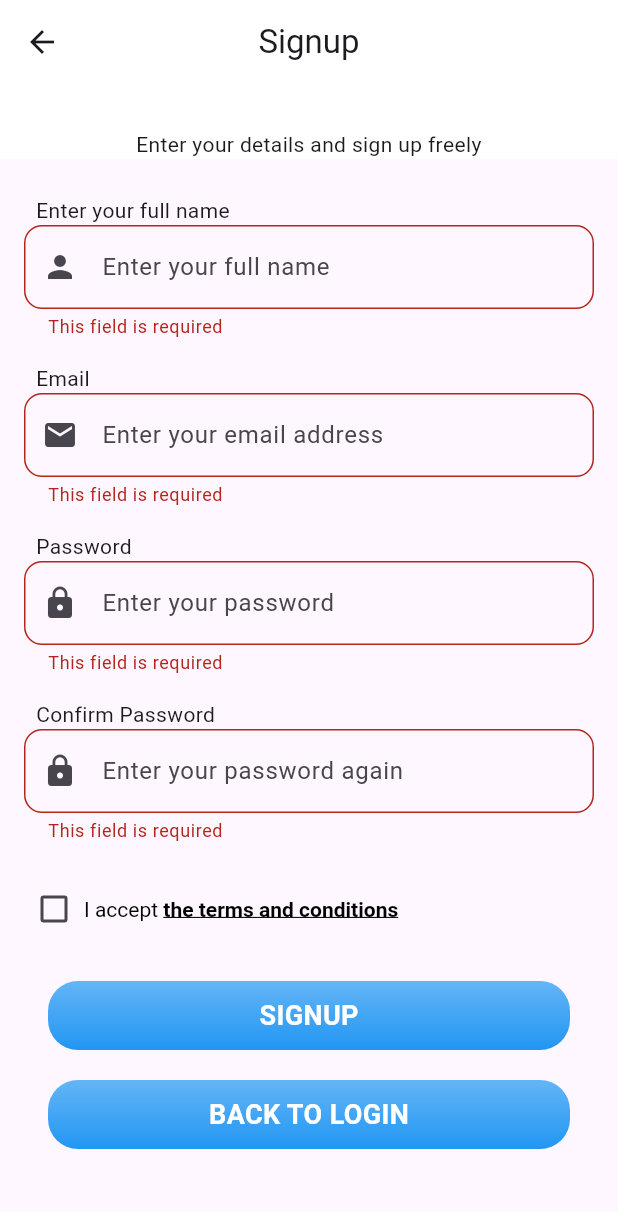
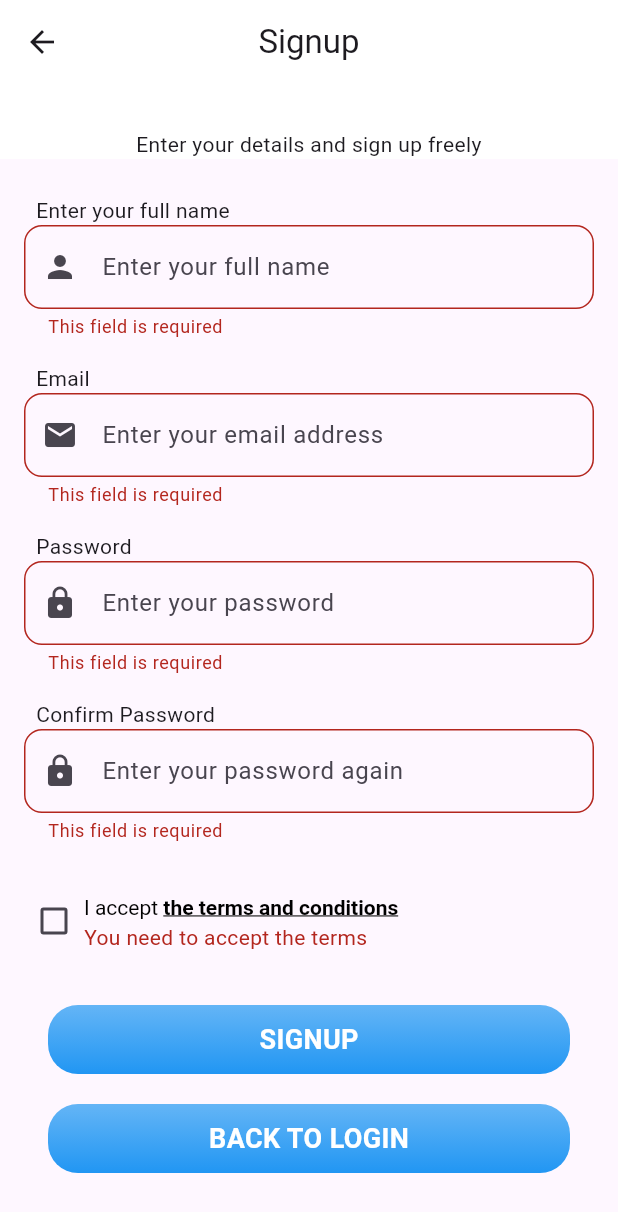
Before and after one commit to Semedii/Suuq, a Flutter app: the SignupPage screen opened by its route, after a tap on "SIGNUP", on a phone screen of 412 x 824 dp. Shown: the top 1212 px of the screen. Run offline on Flutter 3.47's test engine with Material 3 defaults, Android fonts, the phone set to English and light mode, and no system bars; our stand-ins replace auto_route, dots_indicator, firebase_auth, firebase_core, flutter_riverpod, fluttertoast and 1 more; accounts and stored records are empty; generated files the repository leaves out were written again.

Commit message:
added translation for validation feilds

```diff
--- a/lib/components/app_checkbox.dart
+++ b/lib/components/app_checkbox.dart
@@ -6,7 +6,7 @@ class AppCheckBox extends FormField<bool> {
     Widget? title,
     required bool value,
     Function(bool?)? onChanged,
-    Function(bool?)? validator,
+    super.validator,
     bool super.initialValue = false,
   }) : super(builder: (FormFieldState<bool> state) {
           return ListTileTheme(
--- a/lib/l10n/ app_es.arb
+++ b/lib/l10n/ app_es.arb
@@ -1,6 +1,7 @@
 {
   "backToLogin": "Ku noqo Bogga gelidda",
   "confirmPassword": "Hubi furaha sirta ah",
+  "doesNotMatch": "Fadlan hubi inay isku mid yihiin",
   "email": "Cinwaanka email",
   "enterYourDetailsAndSignUp": "Geli macluumaadkaga kadib is diiwaangeli lacag la'aan",
   "enterYourEmailAddress": "geli cinwaaanka emailkaga",
@@ -9,9 +10,13 @@
   "enterYourPasswordAgain": "Geli furaha sirta ah mar kale",
   "forgotYourPassword": "Furihi sirta ma xasuusto",
   "fullName": "Magaca oo dhameystiran",
+  "fullNameValidation": "Fadlan geli magaca dhamaystiran",
   "iAccept": "Waan aqbalay ",
   "login": "Gal",
   "password": "Furaha sirta ah ",
+  "passwordLengthValidation": "Furaha sirtu kama yaraan karo 6 god",
+  "requiredField": "Fadlan buuxi ",
   "signup": "Is diwaan geli",
-  "termsAndConditions": "shuruudaha app-ka"
+  "termsAndConditions": "shuruudaha app-ka",
+  "termsValidation": "Fadlan aqbal shuruudaha"
 }
--- a/lib/l10n/app_en.arb
+++ b/lib/l10n/app_en.arb
@@ -1,6 +1,7 @@
 {
   "backToLogin": "Back to Login",
   "confirmPassword": "Confirm Password",
+  "doesNotMatch": "Does not match, Please check again.",
   "email": "Email",
   "enterYourDetailsAndSignUp": "Enter your details and sign up freely",
   "enterYourEmailAddress": "Enter your email address",
@@ -9,9 +10,13 @@
   "enterYourPasswordAgain": "Enter your password again",
   "forgotYourPassword": "Forgot your password",
   "fullName": "Full name",
+  "fullNameValidation": "Please enter a full name",
   "iAccept": "I accept ",
   "login": "Login",
   "password": "Password",
+  "passwordLengthValidation": "Password should be at least 6 characters",
+  "requiredField": "This field is required",
   "signup": "Signup",
-  "termsAndConditions": "the terms and conditions"
+  "termsAndConditions": "the terms and conditions",
+  "termsValidation": "You need to accept the terms"
 }
--- a/lib/pages/signup_page.dart
+++ b/lib/pages/signup_page.dart
@@ -66,7 +66,8 @@ class SignupPage extends ConsumerWidget {
             prefixIcon: const Icon(Icons.person),
             onChanged:
                 ref.read(signupNotifierProvider.notifier).onFullNameChanged,
-            validator: FieldValidators.fullName,
+            validator: (value) =>
+                FieldValidators.fullName(value, localizations),
           ),
           AppTextField(
             initialValue: signUpProvider.email,
@@ -74,7 +75,8 @@ class SignupPage extends ConsumerWidget {
             hintText: localizations.enterYourEmailAddress,
             prefixIcon: const Icon(Icons.email),
             onChanged: ref.read(signupNotifierProvider.notifier).onEmailChanged,
-            validator: FieldValidators.required,
+            validator: (value) =>
+                FieldValidators.required(value, localizations),
           ),
           AppTextField(
             initialValue: signUpProvider.password,
@@ -83,7 +85,8 @@ class SignupPage extends ConsumerWidget {
             prefixIcon: const Icon(Icons.lock),
             onChanged:
                 ref.read(signupNotifierProvider.notifier).onPasswordChanged,
-            validator: FieldValidators.password,
+            validator: (value) =>
+                FieldValidators.password(value, localizations),
           ),
           AppTextField(
             initialValue: signUpProvider.rePassword,
@@ -92,8 +95,8 @@ class SignupPage extends ConsumerWidget {
             prefixIcon: const Icon(Icons.lock),
             onChanged:
                 ref.read(signupNotifierProvider.notifier).onRePasswordChanged,
-            validator: (value1) =>
-                FieldValidators.match(value1, signUpProvider.password),
+            validator: (value1) => FieldValidators.match(
+                value1, signUpProvider.password, localizations),
           ),
           AppCheckBox(
             title: _getTermsAndConditionsTitle(localizations),
@@ -101,7 +104,8 @@ class SignupPage extends ConsumerWidget {
             onChanged: (s) {
               ref.read(signupNotifierProvider.notifier).onIsAgreedChanged(s);
             },
-            validator: FieldValidators.checkbox,
+            validator: (value) =>
+                FieldValidators.checkbox(value, localizations),
           ),
         ],
       ),
@@ -109,8 +113,7 @@ class SignupPage extends ConsumerWidget {
   }
 
   Widget _getTermsAndConditionsTitle(AppLocalizations localizations) {
-    return Flexible(
-      child: RichText(
+    return RichText(
       text: TextSpan(
         children: [
           TextSpan(
@@ -125,7 +128,6 @@ class SignupPage extends ConsumerWidget {
           ),
         ],
       ),
-      ),
     );
   }
 
--- a/lib/utils/field_validators.dart
+++ b/lib/utils/field_validators.dart
@@ -1,43 +1,45 @@
+import 'package:flutter_gen/gen_l10n/app_localizations.dart';
+
 class FieldValidators {
-  static String? required(value) {
+  static String? required(value, AppLocalizations localizations) {
     if (value == null || value.isEmpty) {
-      return 'This field is required';
+      return localizations.requiredField;
     }
     return null;
   }
 
-  static String? match(value1, value2) {
+  static String? match(value1, value2, AppLocalizations localizations) {
     if (value1 == null || value1.isEmpty) {
-      return 'This field is required';
+      return localizations.requiredField;
     } else {
       if (value1 != value2) {
-        return 'Does not match';
+        return localizations.doesNotMatch;
       }
     }
     return null;
   }
 
-  static String? fullName(String? value) {
-    if (required(value) != null) {
-      return required(value);
-    } else if (value!.trim().split(' ').length < 2) {
-      return 'Please enter your full name';
+  static String? fullName(String? value, AppLocalizations localizations) {
+    if (value == null || value.isEmpty) {
+      return localizations.requiredField;
+    } else if (value.trim().split(' ').length < 2) {
+      return localizations.fullName;
     }
     return null;
   }
 
-  static String? password(String? value) {
-    if (required(value) != null) {
-      return required(value);
-    } else if (value!.length < 6) {
-      return 'Password should be at least 6 characters';
+  static String? password(String? value, AppLocalizations localizations) {
+    if (value == null || value.isEmpty) {
+      return localizations.requiredField;
+    } else if (value.length < 6) {
+      return localizations.passwordLengthValidation;
     }
     return null;
   }
 
-  static String? checkbox(bool? value) {
+  static String? checkbox(bool? value, AppLocalizations localizations) {
     if (value != null || value == false) {
-      return 'You need to accept the terms';
+      return localizations.termsValidation;
     }
     return null;
   }
```
Lines whose indentation alone changed are shown as unchanged.
